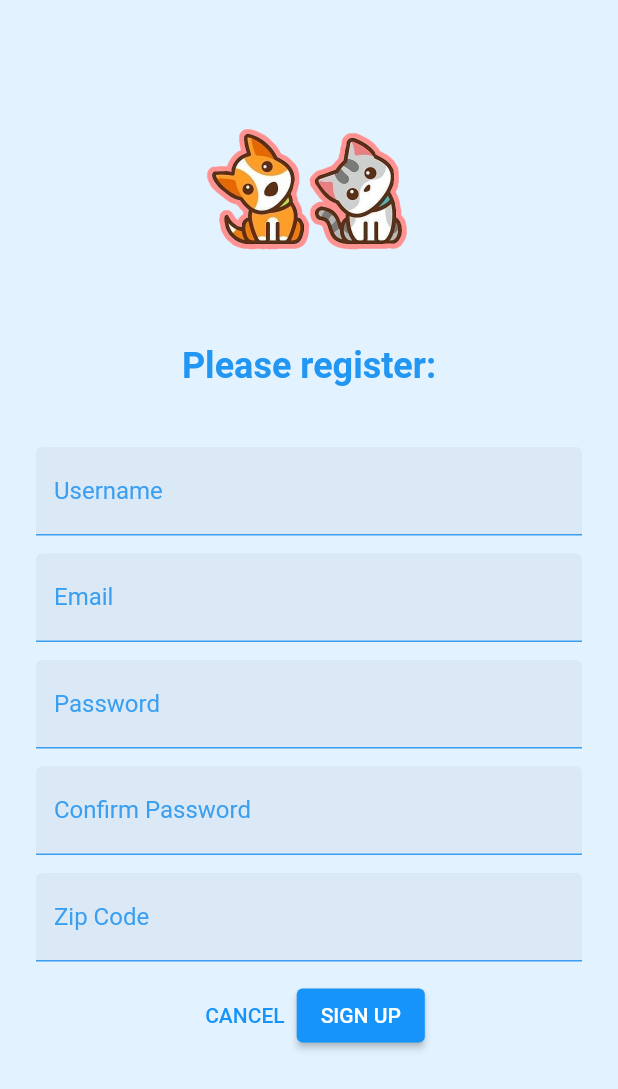
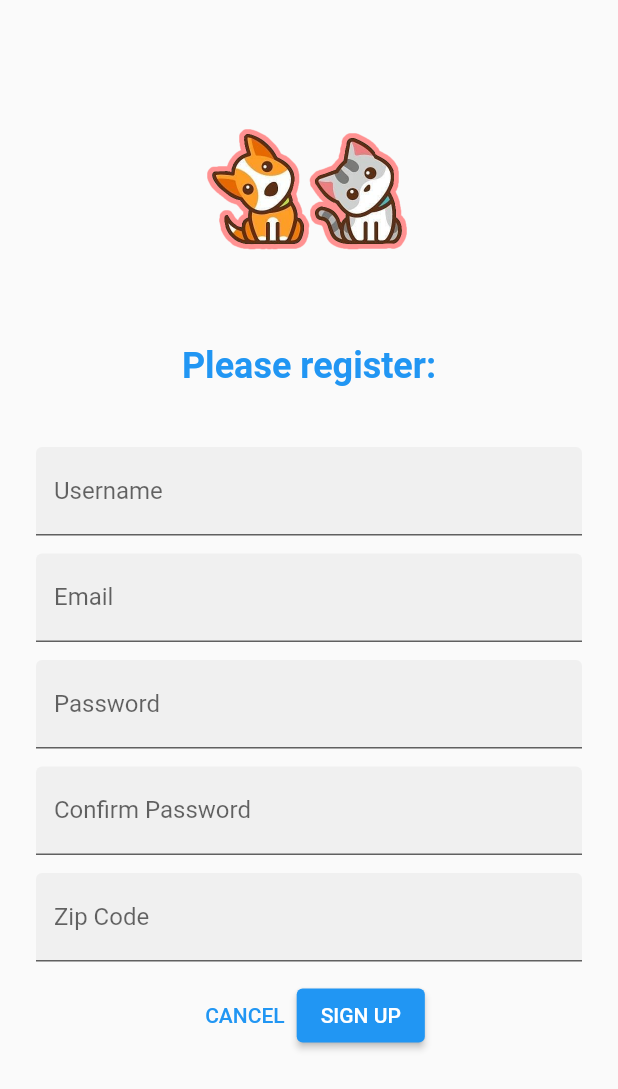
Before and after one commit to Lean-Mean-Pet-Feeding-Machine/pet-feeder, a Flutter app: the screen it shows after launch, after a tap on "Register", on a phone screen of 412 x 824 dp. Shown: the top 1089 px of the screen. Run offline on Flutter 3.47's test engine with Material 2 defaults, Android fonts, the phone set to English and light mode, and no system bars; our stand-ins replace carousel_slider, fl_chart, flutter_form_builder, flutter_riverpod; generated files the repository leaves out were written again.

Commit message:
Converted settings to riverpod

```diff
--- a/pet_feeder/lib/main.dart
+++ b/pet_feeder/lib/main.dart
@@ -11,29 +11,14 @@ import 'myvet.dart';
 import 'schedule.dart';
 import 'forum.dart';
 import 'src/app.dart';
-import 'src/settings/settings_controller.dart';
-import 'src/settings/settings_service.dart';
 import 'src/settings/settings_view.dart';
 import 'src/data_model/pet_db.dart';
 
 void main() async {
-  final settingsController = SettingsController(SettingsService());
-  await settingsController.loadSettings();
-
   runApp(
     ProviderScope(
       child: MaterialApp(
-        theme: ThemeData(
-          hintColor: Color.fromARGB(255, 58, 159, 241),
-          scaffoldBackgroundColor: Color.fromARGB(
-              255, 227, 242, 255), // Background color (light blue)
-          colorScheme: const ColorScheme.light(
-            primary: Color.fromARGB(
-                255, 23, 148, 250), // Primary color for light theme
-            secondary: Color(0xFF64B5F6), // Secondary color for light theme
-          ),
-        ),
-        home: MyApp(settingsController: settingsController),
+        home: MyApp(),
         initialRoute: '/login',
         routes: {
           '/login': (context) => LoginPage(),
@@ -47,14 +32,13 @@ void main() async {
             // Return the PetInfo widget with the extracted pet data
             return PetInfo(pet: pet);
           },
-          '/myapp': (context) => MyApp(settingsController: settingsController),
+          '/myapp': (context) => MyApp(),
           '/myvet': (context) => MyVetMessagingPage(),
           '/schedule': (context) => SchedulePage(),
           '/food-catalog': (context) => FoodCatalogPage(),
           '/forum': (context) => ForumPage(),
           '/navbar': (context) => BottomNavbar(),
-          '/settings': (context) =>
-              SettingsView(controller: settingsController),
+          '/settings': (context) => SettingsView(),
         },
       ),
     ),
--- a/pet_feeder/lib/src/app.dart
+++ b/pet_feeder/lib/src/app.dart
@@ -4,30 +4,24 @@ import 'package:flutter_localizations/flutter_localizations.dart';
 
 import 'sample_feature/pet_info.dart';
 import 'sample_feature/pet_list_view.dart';
-import 'settings/settings_controller.dart';
+
 import 'settings/settings_view.dart';
+
+import 'package:flutter_riverpod/flutter_riverpod.dart';
+import 'package:pet_feeder/thememode.dart';
+import 'package:pet_feeder/theme.dart';
 
 import 'data_model/pet_db.dart';
 
-/// The Widget that configures your application.
-class MyApp extends StatelessWidget {
-  const MyApp({
-    super.key,
-    required this.settingsController,
-  });
+class MyApp extends ConsumerWidget {
+  @override
+  Widget build(BuildContext context, WidgetRef ref) {
+    final currentThemeMode = ref.watch(themeModeProvider);
 
-  final SettingsController settingsController;
-
-  @override
-  Widget build(BuildContext context) {
-    // Glue the SettingsController to the MaterialApp.
-    //
-    // The ListenableBuilder Widget listens to the SettingsController for changes.
-    // Whenever the user updates their settings, the MaterialApp is rebuilt.
-    return ListenableBuilder(
-      listenable: settingsController,
-      builder: (BuildContext context, Widget? child) {
     return MaterialApp(
+      theme: lightTheme, // Sets light theme from theme.dart
+      darkTheme: darkTheme, // Sets dark theme from theme.dart
+      themeMode: _getThemeMode(currentThemeMode),
       // Providing a restorationScopeId allows the Navigator built by the
       // MaterialApp to restore the navigation stack when a user leaves and
       // returns to the app after it has been killed while running in the
@@ -54,23 +48,13 @@ class MyApp extends StatelessWidget {
       // directory.
       onGenerateTitle: (BuildContext context) =>
           AppLocalizations.of(context)!.appTitle,
-
-          // Define a light and dark color theme. Then, read the user's
-          // preferred ThemeMode (light, dark, or system default) from the
-          // SettingsController to display the correct theme.
-          theme: ThemeData(),
-          darkTheme: ThemeData.dark(),
-          themeMode: settingsController.themeMode,
-
-          // Define a function to handle named routes in order to support
-          // Flutter web url navigation and deep linking.
       onGenerateRoute: (RouteSettings routeSettings) {
         return MaterialPageRoute<void>(
           settings: routeSettings,
           builder: (BuildContext context) {
             switch (routeSettings.name) {
               case SettingsView.routeName:
-                    return SettingsView(controller: settingsController);
+                return SettingsView();
               case PetInfo.routeName:
                 PetData petData = routeSettings.arguments as PetData;
                 return PetInfo(pet: petData);
@@ -82,7 +66,17 @@ class MyApp extends StatelessWidget {
         );
       },
     );
-      },
-    );
+  }
+
+  ThemeMode _getThemeMode(ThemeModeOption themeMode) {
+    switch (themeMode) {
+      case ThemeModeOption.light:
+        return ThemeMode.light;
+      case ThemeModeOption.dark:
+        return ThemeMode.dark;
+      case ThemeModeOption.system: //default system theme is dark in flutter
+      default:
+        return ThemeMode.light;
     }
   }
+}
--- a/pet_feeder/lib/src/sample_feature/pet_list_view.dart
+++ b/pet_feeder/lib/src/sample_feature/pet_list_view.dart
@@ -3,6 +3,8 @@ import 'package:flutter_riverpod/flutter_riverpod.dart';
 import '../data_model/pet_db.dart';
 import 'pet_info.dart';
 import 'package:pet_feeder/src/sample_feature/side_menu.dart';
+import 'package:pet_feeder/theme.dart';
+import 'package:pet_feeder/thememode.dart';
 
 class PetListPage extends ConsumerWidget {
   static const String routeName = '/petList';
@@ -14,8 +16,14 @@ class PetListPage extends ConsumerWidget {
   Widget build(BuildContext context, WidgetRef ref) {
     final petDB = ref.watch(petDBProvider);
     List<PetData> pets = petDB.getPets(petIDs);
+    final currentThemeMode =
+        ref.watch(themeModeProvider); // Watch the theme mode
 
-    return Scaffold(
+    return Theme(
+      data: currentThemeMode == ThemeModeOption.light
+          ? lightTheme
+          : darkTheme, // Apply appropriate theme based on the currentThemeMode
+      child: Scaffold(
         appBar: AppBar(
           title: const Text('Pet List'),
         ),
@@ -26,8 +34,7 @@ class PetListPage extends ConsumerWidget {
             final pet = pets[index];
             return ListTile(
               leading: CircleAvatar(
-              backgroundImage: AssetImage(pet
-                  .imagePath), // Assuming imagePath is the path to the pet's icon
+                backgroundImage: AssetImage(pet.imagePath),
                 radius: 25,
               ),
               title: Text(pet.name),
@@ -36,6 +43,7 @@ class PetListPage extends ConsumerWidget {
               },
             );
           },
+        ),
       ),
     );
   }
--- a/pet_feeder/lib/src/settings/settings_controller.dart
+++ /dev/null
@@ -1,50 +0,0 @@
-import 'package:flutter/material.dart';
-
-import 'settings_service.dart';
-
-/// A class that many Widgets can interact with to read user settings, update
-/// user settings, or listen to user settings changes.
-///
-/// Controllers glue Data Services to Flutter Widgets. The SettingsController
-/// uses the SettingsService to store and retrieve user settings.
-class SettingsController with ChangeNotifier {
-  SettingsController(this._settingsService);
-
-  // Make SettingsService a private variable so it is not used directly.
-  final SettingsService _settingsService;
-
-  // Make ThemeMode a private variable so it is not updated directly without
-  // also persisting the changes with the SettingsService.
-  late ThemeMode _themeMode;
-
-  // Allow Widgets to read the user's preferred ThemeMode.
-  ThemeMode get themeMode => _themeMode;
-
-  /// Load the user's settings from the SettingsService. It may load from a
-  /// local database or the internet. The controller only knows it can load the
-  /// settings from the service.
-  Future<void> loadSettings() async {
-    _themeMode = await _settingsService.themeMode();
-
-    // Important! Inform listeners a change has occurred.
-    notifyListeners();
-  }
-
-  /// Update and persist the ThemeMode based on the user's selection.
-  Future<void> updateThemeMode(ThemeMode? newThemeMode) async {
-    if (newThemeMode == null) return;
-
-    // Do not perform any work if new and old ThemeMode are identical
-    if (newThemeMode == _themeMode) return;
-
-    // Otherwise, store the new ThemeMode in memory
-    _themeMode = newThemeMode;
-
-    // Important! Inform listeners a change has occurred.
-    notifyListeners();
-
-    // Persist the changes to a local database or the internet using the
-    // SettingService.
-    await _settingsService.updateThemeMode(newThemeMode);
-  }
-}
--- a/pet_feeder/lib/src/settings/settings_service.dart
+++ /dev/null
@@ -1,17 +0,0 @@
-import 'package:flutter/material.dart';
-
-/// A service that stores and retrieves user settings.
-///
-/// By default, this class does not persist user settings. If you'd like to
-/// persist the user settings locally, use the shared_preferences package. If
-/// you'd like to store settings on a web server, use the http package.
-class SettingsService {
-  /// Loads the User's preferred ThemeMode from local or remote storage.
-  Future<ThemeMode> themeMode() async => ThemeMode.system;
-
-  /// Persists the user's preferred ThemeMode to local or remote storage.
-  Future<void> updateThemeMode(ThemeMode theme) async {
-    // Use the shared_preferences package to persist settings locally or the
-    // http package to persist settings over the network.
-  }
-}
--- /dev/null
+++ b/pet_feeder/lib/theme.dart
@@ -0,0 +1,13 @@
+import 'package:flutter/material.dart';
+
+ThemeData lightTheme = ThemeData(
+  hintColor: Color.fromARGB(255, 58, 159, 241),
+  scaffoldBackgroundColor:
+      Color.fromARGB(255, 227, 242, 255), // Background color (light blue)
+  colorScheme: const ColorScheme.light(
+    primary: Color.fromARGB(255, 23, 148, 250), // Primary color for light theme
+    secondary: Color(0xFF64B5F6), // Secondary color for light theme
+  ),
+);
+
+ThemeData darkTheme = ThemeData.dark();
--- /dev/null
+++ b/pet_feeder/lib/thememode.dart
@@ -0,0 +1,18 @@
+import 'package:flutter_riverpod/flutter_riverpod.dart';
+
+enum ThemeModeOption { system, light, dark }
+
+class ThemeModeNotifier extends StateNotifier<ThemeModeOption> {
+  ThemeModeNotifier() : super(ThemeModeOption.light);
+
+  void setThemeMode(ThemeModeOption newThemeMode) {
+    print('Setting theme mode to: $newThemeMode');
+    state = newThemeMode;
+  }
+}
+
+// Create a provider for storing the current theme mode
+final themeModeProvider =
+    StateNotifierProvider<ThemeModeNotifier, ThemeModeOption>((ref) {
+  return ThemeModeNotifier();
+});
```
Also changed, not shown: pet_feeder/lib/src/sample_feature/pet_info.dart (+56 -40 lines), pet_feeder/lib/src/settings/settings_view.dart (+24 -27 lines). Lines whose indentation alone changed are shown as unchanged.
